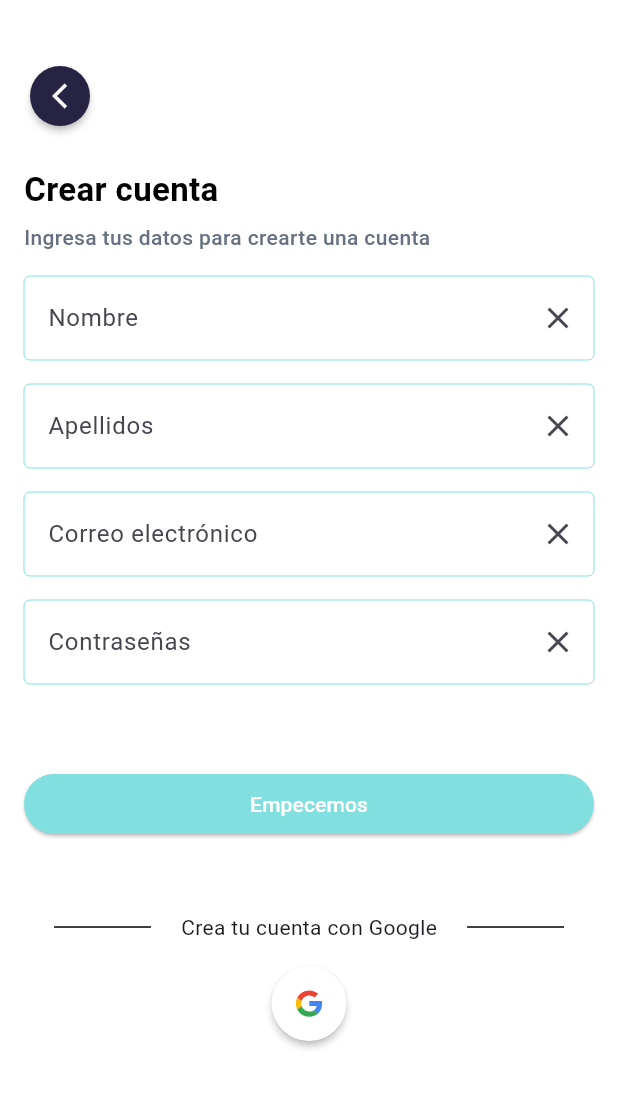
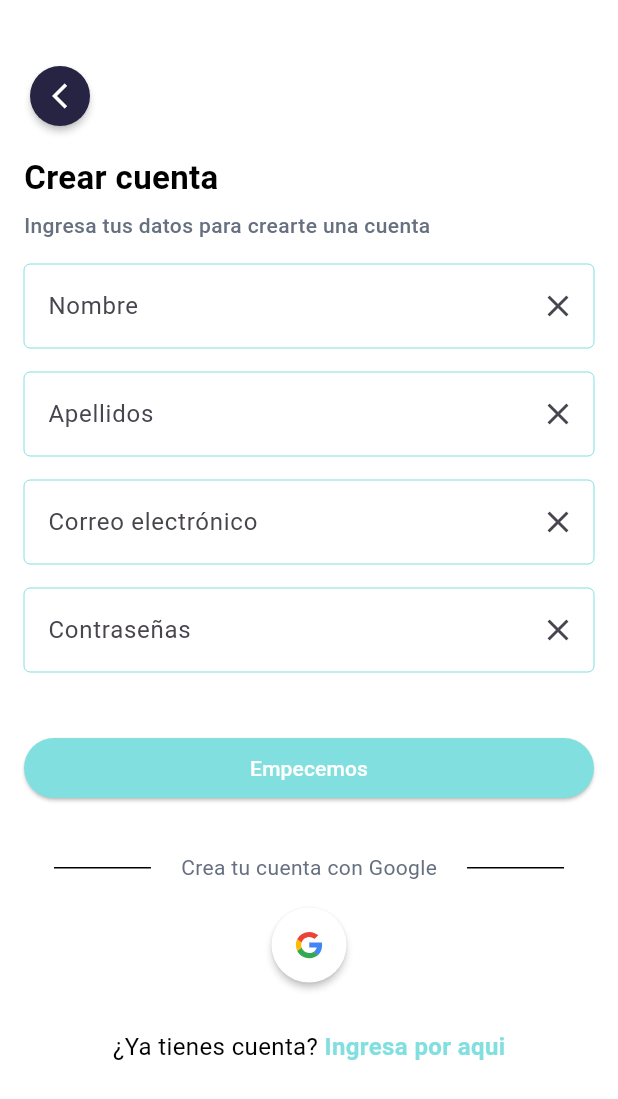
Before and after one commit to ArielColqueH/vetmed-app, a Flutter app: the screen it shows after launch, on a phone screen of 412 x 824 dp. Shown: the top 1099 px of the screen. Run offline on Flutter 3.47's test engine with Material 2 defaults, Android fonts, the phone set to English and light mode, and no system bars; our stand-ins replace firebase_core, flutter_svg; accounts and stored records are empty.

Commit message:
se agrego todos los widgets a pantalla login

```diff
--- a/lib/presentation/pages/authentication/SignUp_Page.dart
+++ b/lib/presentation/pages/authentication/SignUp_Page.dart
@@ -8,6 +8,7 @@ import '../../widgets/button-normal.dart';
 import '../../widgets/input-normal.dart';
 import '../../widgets/subtitle.dart';
 import '../../widgets/title.dart';
+import '../../widgets/two-link-text.dart';
 
 class SingUpPage extends StatelessWidget {
   const SingUpPage({Key? key}) : super(key: key);
@@ -27,7 +28,7 @@ class SingUpPage extends StatelessWidget {
               color: secondaryColor,
             ),
             const SizedBox(
-              height: 24,
+              height: 16,
             ),
             const TitleScreen(
               texto: 'Crear cuenta',
@@ -66,14 +67,14 @@ class SingUpPage extends StatelessWidget {
               height: 8,
             ),
             const SizedBox(
-              height: 48,
+              height: 32,
             ),
             ButtonNormal(
               color: primaryColor,
               text: 'Empecemos',
             ),
             const SizedBox(
-              height: 48,
+              height: 32,
             ),
             const DividerDetail(
               texto: 'Crea tu cuenta con Google',
@@ -82,6 +83,13 @@ class SingUpPage extends StatelessWidget {
               height: 16,
             ),
             const ButtonLogo(),
+            const SizedBox(
+              height: 32,
+            ),
+            const TwoLinkText(
+              normalText: '¿Ya tienes cuenta? ',
+              linkText: 'Ingresa por aqui',
+            ),
           ],
         ),
       ),
--- a/lib/presentation/pages/authentication/widgets/divider-detail.dart
+++ b/lib/presentation/pages/authentication/widgets/divider-detail.dart
@@ -1,5 +1,6 @@
 import 'package:flutter/material.dart';
 import '../../../../utils/colors.dart';
+import '../../../widgets/two-link-text.dart';
 
 class DividerDetail extends StatelessWidget {
   final String texto;
@@ -18,7 +19,15 @@ class DividerDetail extends StatelessWidget {
           ),
         ),
       ),
-      Text(texto),
+      Text(
+        texto,
+        style: TextStyle(
+          fontSize: 14.0,
+          color: terciaryColor,
+          fontWeight: FontWeight.w400,
+          height: 1.5,
+        ),
+      ),
       Expanded(
         child: Container(
           margin: const EdgeInsets.only(left: 20.0, right: 20),
@@ -28,6 +37,7 @@ class DividerDetail extends StatelessWidget {
           ),
         ),
       ),
+
     ]);
   }
 }
--- /dev/null
+++ b/lib/presentation/widgets/two-link-text.dart
@@ -0,0 +1,45 @@
+import 'package:flutter/material.dart';
+
+import '../../utils/colors.dart';
+
+class TwoLinkText extends StatelessWidget {
+
+  final String normalText;
+  final String linkText;
+
+  const TwoLinkText(
+      {Key? key, required this.normalText, required this.linkText})
+      : super(key: key);
+
+  @override
+  Widget build(BuildContext context) {
+    return Row(
+      mainAxisAlignment: MainAxisAlignment.center,
+      children: [
+        Text(
+          normalText,
+          style: TextStyle(
+            fontSize: 16.0,
+            color: primaryBlack,
+            fontWeight: FontWeight.w400,
+            height: 1.2727,
+          ),
+        ),
+        GestureDetector(
+          onTap: () {
+            print("link");
+          },
+          child: Text(
+            linkText,
+            style: TextStyle(
+              fontSize: 16.0,
+              color: primaryColor,
+              fontWeight: FontWeight.w700,
+              height: 1.2727,
+            ),
+          ),
+        ),
+      ],
+    );
+  }
+}
```
